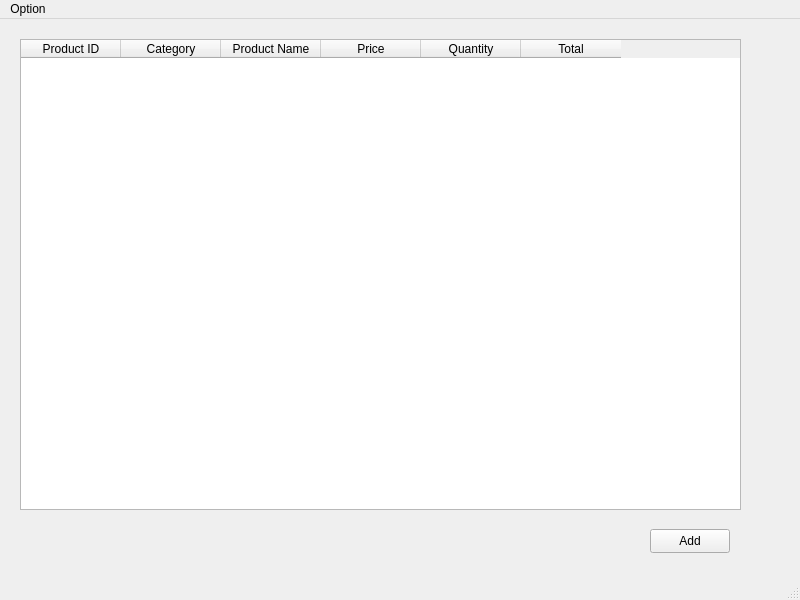
Above: Customer/supporderdetail.ui from MalikTalha03/Sufi-Traders-DB before the change. Below: the same form after it.
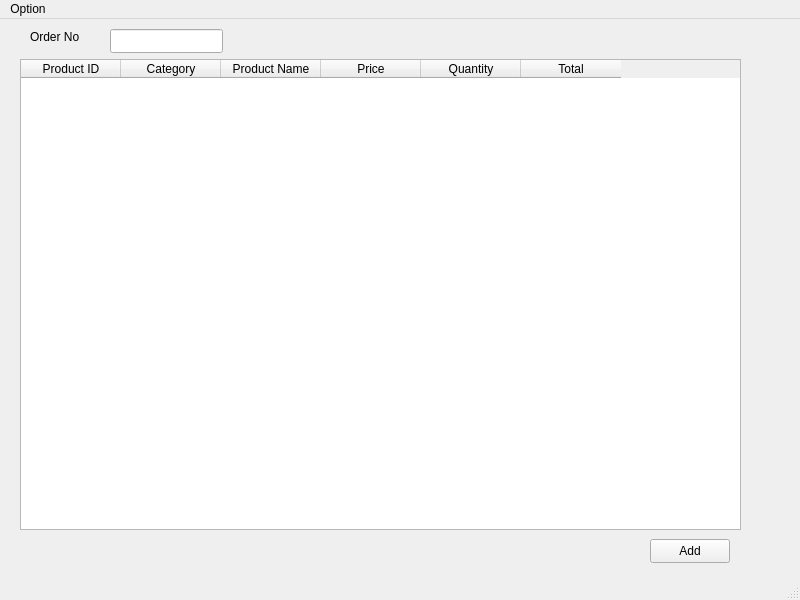
That is the form after the change.

```diff
--- a/Customer/supporderdetail.ui
+++ b/Customer/supporderdetail.ui
@@ -18,7 +18,7 @@
     <property name="geometry">
      <rect>
       <x>20</x>
-      <y>20</y>
+      <y>40</y>
       <width>721</width>
       <height>471</height>
      </rect>
@@ -58,7 +58,7 @@
     <property name="geometry">
      <rect>
       <x>650</x>
-      <y>510</y>
+      <y>520</y>
       <width>80</width>
       <height>24</height>
      </rect>
@@ -67,6 +67,29 @@
      <string>Add</string>
     </property>
    </widget>
+   <widget class="QLabel" name="label">
+    <property name="geometry">
+     <rect>
+      <x>30</x>
+      <y>10</y>
+      <width>51</width>
+      <height>16</height>
+     </rect>
+    </property>
+    <property name="text">
+     <string>Order No</string>
+    </property>
+   </widget>
+   <widget class="QLineEdit" name="lineEdit">
+    <property name="geometry">
+     <rect>
+      <x>110</x>
+      <y>10</y>
+      <width>113</width>
+      <height>24</height>
+     </rect>
+    </property>
+   </widget>
   </widget>
   <widget class="QMenuBar" name="menubar">
    <property name="geometry">
```
